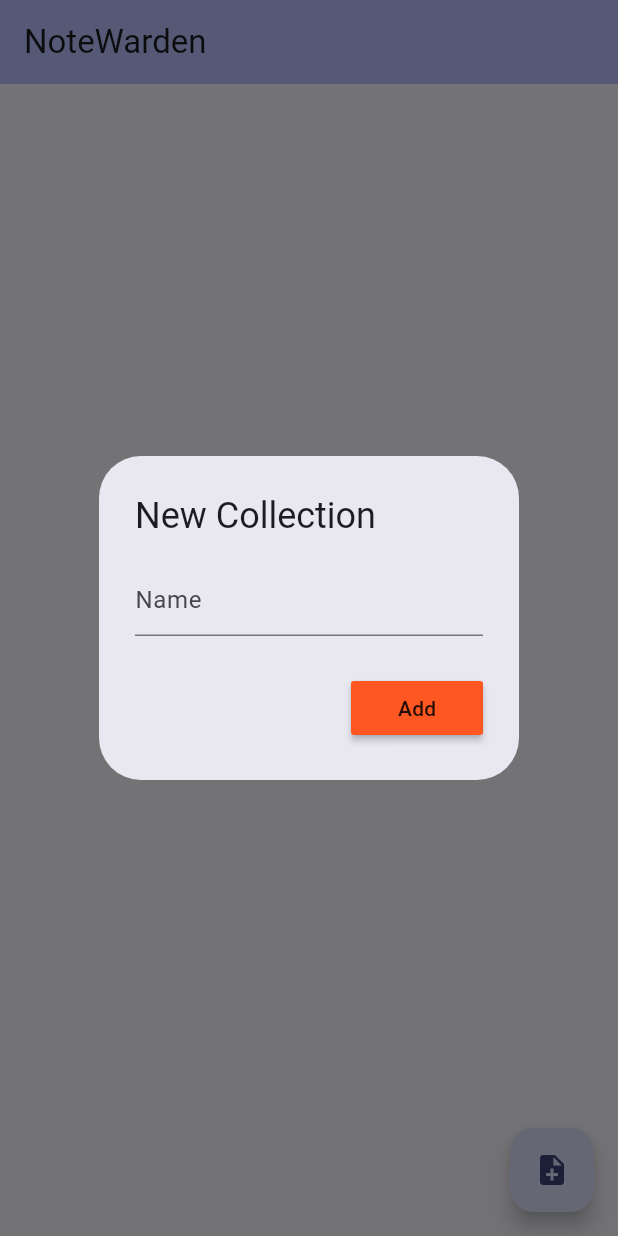
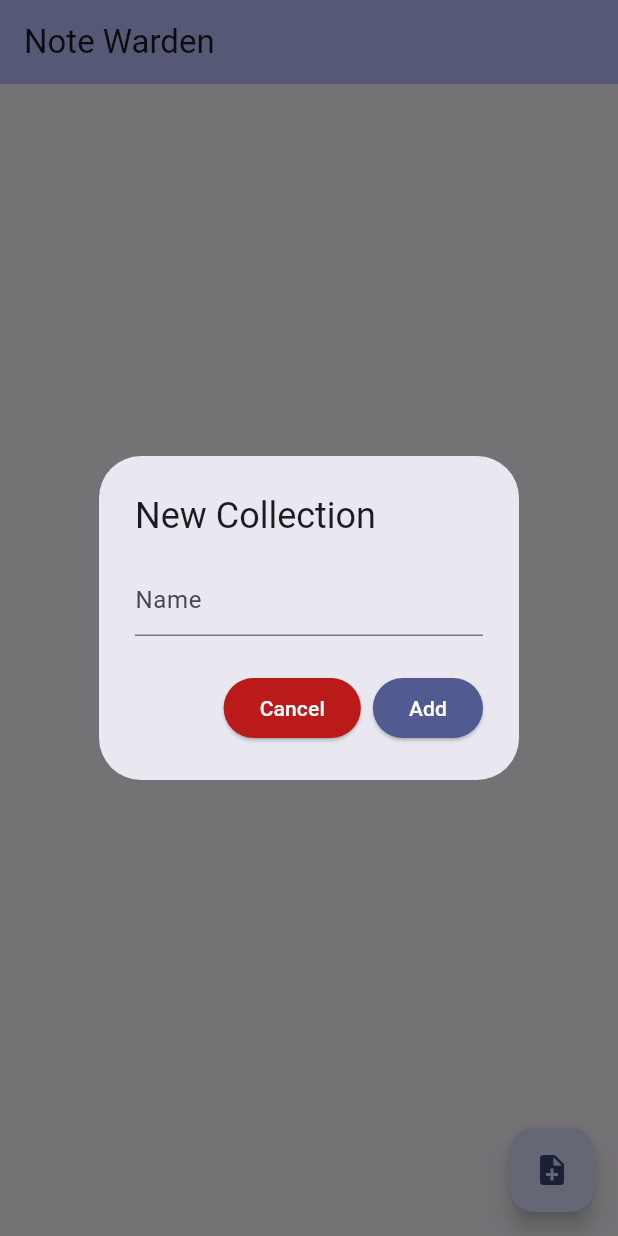
Before and after one commit to Saffron-codes/notewarden, a Flutter app: the screen it shows after launch, after a tap on the "note add" icon, on a phone screen of 412 x 824 dp. Run offline on Flutter 3.47's test engine with Material 2 defaults, Android fonts, the light colour scheme and no system bars; our stand-ins replace get_it, logger, permission_handler, sqflite; accounts and stored records are empty.

Commit message:
added cancel button to dialog

```diff
--- a/lib/pages/collections_view.dart
+++ b/lib/pages/collections_view.dart
@@ -41,14 +41,29 @@ class _CollectionsViewState extends State<CollectionsView> {
       return [const Text("Failure")];
     } else {
       return [
-        MaterialButton(
+        ElevatedButton(
+          onPressed: () {
+            // Handle cancel button press
+            Navigator.of(context).pop();
+          },
+          child: Text("Cancel"),
+          style: ElevatedButton.styleFrom(
+            backgroundColor: Theme.of(context).colorScheme.error,
+            foregroundColor: Theme.of(context).colorScheme.onError,
+          ),
+        ),
+        ElevatedButton(
           onPressed: () {
             if (nameController.text.isNotEmpty) {
               viewModel.addCollection(name: nameController.text);
               nameController.clear();
             }
           },
-          color: Colors.deepOrange,
+          style: ElevatedButton.styleFrom(
+            backgroundColor: Theme.of(context).colorScheme.primary,
+            foregroundColor: Theme.of(context).colorScheme.onPrimary,
+            // foregroundColor: Colors.white // Set the button color to deep orange
+          ),
           child: const Text("Add"),
         )
       ];
@@ -67,7 +82,7 @@ class _CollectionsViewState extends State<CollectionsView> {
   Widget build(BuildContext context) {
     return Scaffold(
       appBar: AppBar(
-        title: const Text("NoteWarden"),
+        title: const Text("Note Warden"),
         backgroundColor: Theme.of(context).colorScheme.inversePrimary,
       ),
       body: Consumer<CollectionProvider>(
@@ -81,7 +96,8 @@ class _CollectionsViewState extends State<CollectionsView> {
               itemBuilder: (context, index) {
                 return CollectionTile(
                   collection: viewModel.collections[index],
-                  onPressed: () => Navigator.pushNamed(context, '/collection',arguments: viewModel.collections[index]),
+                  onPressed: () => Navigator.pushNamed(context, '/collection',
+                      arguments: viewModel.collections[index]),
                 );
               },
               itemCount: viewModel.collections.length,
```
